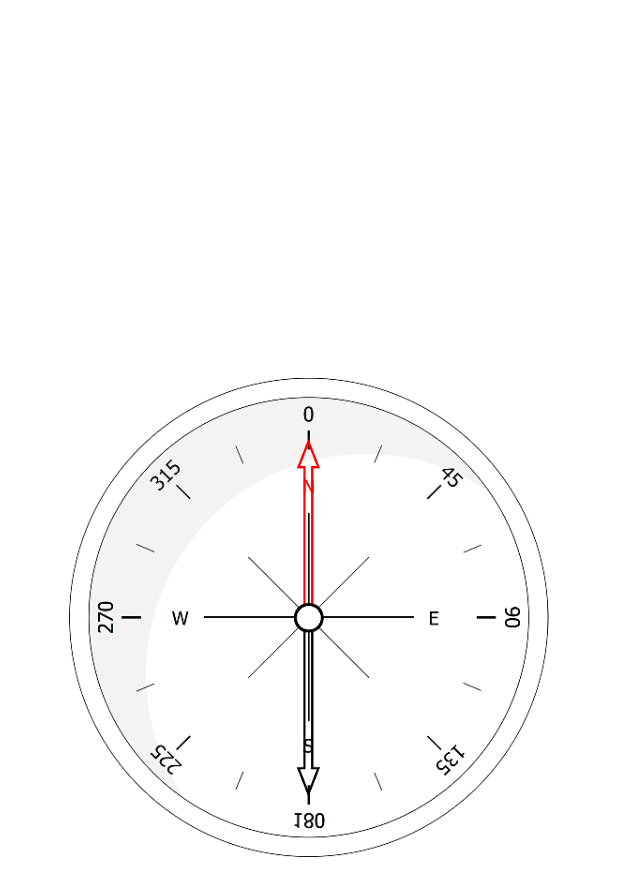
After one commit to hannah-shaw/Wanderlogix, an Android app: the fragment CompassFragment shown on its own in the app's theme, on a phone screen of 412 x 824 dp. The commit adds this screen. Shown: the top 896 px of the screen. Run offline under Robolectric (Android 15) with nearby library versions, the phone set to English and light mode, and no system bars.

Commit message:
指南针传感器功能已经实现。

```diff
--- a/app/src/main/AndroidManifest.xml
+++ b/app/src/main/AndroidManifest.xml
@@ -19,7 +19,7 @@
         <service
             android:name=".service.UploadService"
             android:enabled="true"
-            android:exported="false"/>
+            android:exported="false" />
 
         <meta-data
             android:name="com.google.android.geo.API_KEY"
--- /dev/null
+++ b/app/src/main/java/com/example/myapplication/Compass.java
@@ -0,0 +1,111 @@
+package com.example.myapplication;
+
+import android.content.Context;
+import android.hardware.Sensor;
+import android.hardware.SensorEvent;
+import android.hardware.SensorEventListener;
+import android.hardware.SensorManager;
+
+public class Compass implements SensorEventListener {
+    private static final String TAG = "Compass";
+
+    public interface CompassListener {
+        void onNewAzimuth(float azimuth);
+    }
+
+    private CompassListener listener;
+
+    private SensorManager sensorManager;
+    private Sensor gsensor;
+    private Sensor msensor;
+
+    private float[] mGravity = new float[3];
+    private float[] mGeomagnetic = new float[3];
+    private float[] R = new float[9];
+    private float[] I = new float[9];
+
+    private float azimuth;
+    private float azimuthFix;
+
+    public Compass(Context context) {
+        sensorManager = (SensorManager) context
+                .getSystemService(Context.SENSOR_SERVICE);
+        gsensor = sensorManager.getDefaultSensor(Sensor.TYPE_ACCELEROMETER);
+        msensor = sensorManager.getDefaultSensor(Sensor.TYPE_MAGNETIC_FIELD);
+    }
+
+    public void start() {
+        sensorManager.registerListener(this, gsensor,
+                SensorManager.SENSOR_DELAY_GAME);
+        sensorManager.registerListener(this, msensor,
+                SensorManager.SENSOR_DELAY_GAME);
+    }
+
+    public void stop() {
+        sensorManager.unregisterListener(this);
+    }
+
+    public void setAzimuthFix(float fix) {
+        azimuthFix = fix;
+    }
+
+    public void resetAzimuthFix() {
+        setAzimuthFix(0);
+    }
+
+    public void setListener(CompassListener l) {
+        listener = l;
+    }
+
+    @Override
+    public void onSensorChanged(SensorEvent event) {
+        final float alpha = 0.97f;
+
+        synchronized (this) {
+            if (event.sensor.getType() == Sensor.TYPE_ACCELEROMETER) {
+
+                mGravity[0] = alpha * mGravity[0] + (1 - alpha)
+                        * event.values[0];
+                mGravity[1] = alpha * mGravity[1] + (1 - alpha)
+                        * event.values[1];
+                mGravity[2] = alpha * mGravity[2] + (1 - alpha)
+                        * event.values[2];
+
+                // mGravity = event.values;
+
+                // Log.e(TAG, Float.toString(mGravity[0]));
+            }
+
+            if (event.sensor.getType() == Sensor.TYPE_MAGNETIC_FIELD) {
+                // mGeomagnetic = event.values;
+
+                mGeomagnetic[0] = alpha * mGeomagnetic[0] + (1 - alpha)
+                        * event.values[0];
+                mGeomagnetic[1] = alpha * mGeomagnetic[1] + (1 - alpha)
+                        * event.values[1];
+                mGeomagnetic[2] = alpha * mGeomagnetic[2] + (1 - alpha)
+                        * event.values[2];
+                // Log.e(TAG, Float.toString(event.values[0]));
+
+            }
+
+            boolean success = SensorManager.getRotationMatrix(R, I, mGravity,
+                    mGeomagnetic);
+            if (success) {
+                float orientation[] = new float[3];
+                SensorManager.getOrientation(R, orientation);
+                // Log.d(TAG, "azimuth (rad): " + azimuth);
+                azimuth = (float) Math.toDegrees(orientation[0]); // orientation
+                azimuth = (azimuth + azimuthFix + 360) % 360;
+                // Log.d(TAG, "azimuth (deg): " + azimuth);
+                if (listener != null) {
+                    listener.onNewAzimuth(azimuth);
+                }
+            }
+        }
+    }
+
+    @Override
+    public void onAccuracyChanged(Sensor sensor, int accuracy) {
+    }
+}
--- /dev/null
+++ b/app/src/main/java/com/example/myapplication/SOTWFormatter.java
@@ -0,0 +1,106 @@
+package com.example.myapplication;
+
+import android.content.Context;
+
+/**
+ * SOTW is short Side Of The World
+ *
+ * The class helps to convert azimuth degrees to human readable
+ * label like "242° SW" or "0° N"
+ *
+ * This is a task of finding the closest element in the array.
+ * Binary search is used to save some CPU.
+ *
+ * Copied with modifications from
+ * https://www.geeksforgeeks.org/find-closest-number-array/
+ */
+public class SOTWFormatter {
+    private static final int[] sides = {0, 45, 90, 135, 180, 225, 270, 315, 360};
+    private static String[] names = null;
+
+    public SOTWFormatter(Context context) {
+        initLocalizedNames(context);
+    }
+
+    public String format(float azimuth) {
+        int iAzimuth = (int)azimuth;
+        int index = findClosestIndex(iAzimuth);
+        return iAzimuth + "° " + names[index];
+    }
+
+    private void initLocalizedNames(Context context) {
+        // it will be localized version of
+        // {"N", "NE", "E", "SE", "S", "SW", "W", "NW", "N"}
+        // yes, N is twice, for 0 and for 360
+
+        if (names == null) {
+            names = new String[]{
+                    context.getString(R.string.sotw_north),
+                    context.getString(R.string.sotw_northeast),
+                    context.getString(R.string.sotw_east),
+                    context.getString(R.string.sotw_southeast),
+                    context.getString(R.string.sotw_south),
+                    context.getString(R.string.sotw_southwest),
+                    context.getString(R.string.sotw_west),
+                    context.getString(R.string.sotw_northwest),
+                    context.getString(R.string.sotw_north)
+            };
+        }
+    }
+
+    /**
+     * Finds index of the closest element to identify Side Of The World label
+     * @param target
+     * @return index of the closest element
+     */
+    private static int findClosestIndex(int target) {
+        // in the original binary search https://www.geeksforgeeks.org/find-closest-number-array/
+        // you will see more steps to reduce the time
+        // in in this particular case the corner conditions are never true
+        // e.g. azimuth is never negative, so there is no point to check
+        // these conditions. Also we don't check if target is equal to element of array,
+        // because most of the time it's not.
+
+        // and the main difference is it finds the index, not the value
+
+        // Doing binary search
+        int i = 0, j = sides.length, mid = 0;
+        while (i < j) {
+            mid = (i + j) / 2;
+
+            /* If target is less than array element,
+               then search in left */
+            if (target < sides[mid]) {
+
+                // If target is greater than previous
+                // to mid, return closest of two
+                if (mid > 0 && target > sides[mid - 1]) {
+                    return getClosest(mid - 1, mid, target);
+                }
+
+                /* Repeat for left half */
+                j = mid;
+            } else {
+                if (mid < sides.length-1 && target < sides[mid + 1]) {
+                    return getClosest(mid, mid + 1, target);
+                }
+                i = mid + 1; // update i
+            }
+        }
+
+        // Only single element left after search
+        return mid;
+    }
+
+    // Method to compare which one is the more close
+    // We find the closest by taking the difference
+    // between the target and both values. It assumes
+    // that val2 is greater than val1 and target lies
+    // between these two.
+    private static int getClosest(int index1, int index2, int target) {
+        if (target - sides[index1] >= sides[index2] - target) {
+            return index2;
+        }
+        return index1;
+    }
+}
--- /dev/null
+++ b/app/src/main/java/com/example/myapplication/fragment/CompassFragment.java
@@ -0,0 +1,117 @@
+package com.example.myapplication.fragment;
+
+import android.os.Bundle;
+
+import androidx.fragment.app.Fragment;
+
+import android.view.LayoutInflater;
+import android.view.View;
+import android.view.ViewGroup;
+
+import com.example.myapplication.Compass;
+import com.example.myapplication.R;
+import com.example.myapplication.SOTWFormatter;
+import com.example.myapplication.databinding.CompassFragmentBinding;
+
+import android.util.Log;
+import android.view.animation.Animation;
+import android.view.animation.RotateAnimation;
+import android.widget.ImageView;
+import android.widget.TextView;
+
+public class CompassFragment extends Fragment {
+    private CompassFragmentBinding binding;
+    private static final String TAG = "CompassActivity";
+
+    private Compass compass;
+    private ImageView arrowView;
+    private TextView sotwLabel;  // SOTW is for "side of the world"
+
+    private float currentAzimuth;
+    private SOTWFormatter sotwFormatter;
+
+    public CompassFragment(){ }
+    @Override
+    public View onCreateView(LayoutInflater inflater, ViewGroup container,
+                             Bundle savedInstanceState) {
+        // Inflate the layout for this fragment
+        binding = CompassFragmentBinding.inflate(inflater, container, false);
+        View view = binding.getRoot();
+        sotwFormatter = new SOTWFormatter(getContext());
+        arrowView = binding.mainImageHands;
+        sotwLabel = binding.sotwLabel;
+        setupCompass();
+        return view;
+    }
+    private void adjustArrow(float azimuth) {
+        Log.d(TAG, "will set rotation from " + currentAzimuth + " to "
+                + azimuth);
+
+        Animation an = new RotateAnimation(-currentAzimuth, -azimuth,
+                Animation.RELATIVE_TO_SELF, 0.5f, Animation.RELATIVE_TO_SELF,
+                0.5f);
+        currentAzimuth = azimuth;
+
+        an.setDuration(500);
+        an.setRepeatCount(0);
+        an.setFillAfter(true);
+
+        arrowView.startAnimation(an);
+    }
+
+    @Override
+    public void onStart() {
+        super.onStart();
+        Log.d(TAG, "start compass");
+        compass.start();
+    }
+
+    @Override
+    public void onPause() {
+        super.onPause();
+        compass.stop();
+    }
+
+    @Override
+    public void onResume() {
+        super.onResume();
+        compass.start();
+    }
+
+    @Override
+    public void onStop() {
+        super.onStop();
+        Log.d(TAG, "stop compass");
+        compass.stop();
+    }
+    private void setupCompass() {
+        compass = new Compass(getContext());
+        Compass.CompassListener cl = getCompassListener();
+        compass.setListener(cl);
+    }
+    private void adjustSotwLabel(float azimuth) {
+        sotwLabel.setText(sotwFormatter.format(azimuth));
+    }
+    private Compass.CompassListener getCompassListener() {
+        return new Compass.CompassListener() {
+            @Override
+            public void onNewAzimuth(final float azimuth) {
+                // UI updates only in UI thread
+                // https://stackoverflow.com/q/11140285/444966
+                getActivity().runOnUiThread(new Runnable() {
+                    @Override
+                    public void run() {
+                        adjustArrow(azimuth);
+                        adjustSotwLabel(azimuth);
+                    }
+                });
+            }
+        };
+    }
+
+    @Override
+    public void onDestroy() {
+        super.onDestroy();
+        binding = null;
+    }
+}
--- a/app/src/main/java/com/example/myapplication/service/UploadService.java
+++ b/app/src/main/java/com/example/myapplication/service/UploadService.java
@@ -3,6 +3,7 @@ package com.example.myapplication.service;
 import android.app.Service;
 import android.content.Intent;
 import android.os.IBinder;
+import android.util.Log;
 
 import androidx.lifecycle.ViewModelProvider;
 
@@ -23,10 +24,12 @@ public class UploadService extends Service {
     private DiaryRepository dRepository=new DiaryRepository(getApplication());;
 
     public UploadService() {
+        Log.e("TestWork", "doWork: UploadService method is celled.");
         UpdateFirebase();
     }
 
     private void UpdateFirebase() {
+        Log.e("TestWork", "UpdateFirebase method is celled.");
         List<Integer> localId= dRepository.getAllId().getValue();
         if(localId==null){
             return;
--- a/app/src/main/java/com/example/myapplication/work/TestWork.java
+++ b/app/src/main/java/com/example/myapplication/work/TestWork.java
@@ -21,6 +21,7 @@ public class TestWork extends Worker {
     @Override
     public Result doWork() {
         Log.e(TAG, "doWork: Test Work is done.");
+        //Log.e("TestWork", "doWork: Test Work is done.");
         Intent intent = new Intent(getApplicationContext(), UploadService.class);
         // 启动服务
         getApplicationContext().startService(intent);
--- /dev/null
+++ b/app/src/main/res/layout/compass_fragment.xml
@@ -0,0 +1,31 @@
+<?xml version="1.0" encoding="utf-8"?>
+<RelativeLayout xmlns:android="http://schemas.android.com/apk/res/android"
+    xmlns:tools="http://schemas.android.com/tools"
+    android:layout_width="match_parent"
+    android:layout_height="match_parent"
+    tools:context=".fragment.CompassFragment">
+
+    <!-- TODO: Update blank fragment layout -->
+    <ImageView
+        android:id="@+id/main_image_dial"
+        android:layout_width="320dp"
+        android:layout_height="320dp"
+        android:layout_centerInParent="true"
+        android:contentDescription="@string/compass_dial"
+        android:src="@drawable/dial" />
+
+    <ImageView
+        android:id="@+id/main_image_hands"
+        android:layout_width="20dp"
+        android:layout_height="240dp"
+        android:layout_centerInParent="true"
+        android:contentDescription="@string/compass_hands"
+        android:scaleType="fitXY"
+        android:src="@drawable/hands" />
+
+    <TextView
+        android:id="@+id/sotw_label"
+        android:layout_width="wrap_content"
+        android:layout_height="wrap_content" />
+
+</RelativeLayout>
--- a/app/src/main/res/menu/home_nav_menu.xml
+++ b/app/src/main/res/menu/home_nav_menu.xml
@@ -8,4 +8,5 @@
     <item android:id="@+id/show_map_fragment" android:title="Map" />
     <item android:id="@+id/search_fragment" android:title="Search" />
     <item android:id="@+id/work_fragment" android:title="Work" />
+    <item android:id="@+id/compass_fragment" android:title="Compass" />
 </menu>
--- a/app/src/main/res/navigation/navigation.xml
+++ b/app/src/main/res/navigation/navigation.xml
@@ -32,4 +32,8 @@
         android:id="@+id/work_fragment"
         android:name="com.example.myapplication.fragment.WorkFragment"
         android:label="Work" />
+    <fragment
+        android:id="@+id/compass_fragment"
+        android:name="com.example.myapplication.fragment.CompassFragment"
+        android:label="Compass" />
 </navigation>
--- /dev/null
+++ b/app/src/main/res/values/dimens.xml
@@ -0,0 +1,5 @@
+<resources>
+    <!-- Default screen margins, per the Android Design guidelines. -->
+    <dimen name="activity_horizontal_margin">16dp</dimen>
+    <dimen name="activity_vertical_margin">16dp</dimen>
+</resources>
--- a/app/src/main/res/values/strings.xml
+++ b/app/src/main/res/values/strings.xml
@@ -4,4 +4,20 @@
     <string name="shr_hint_password">Password</string>
     <string name="to">To</string>
     <string name="from">From</string>
+
+    <string name="action_settings">Settings</string>
+
+    <string name="compass_dial" translatable="false">Compass Dial</string>
+    <string name="compass_hands" translatable="false">Compass Hands</string>
+
+    <string name="sotw_north">N</string>
+    <string name="sotw_east">E</string>
+    <string name="sotw_south">S</string>
+    <string name="sotw_west">W</string>
+    <string name="sotw_northeast">NE</string>
+    <string name="sotw_northwest">NW</string>
+    <string name="sotw_southeast">SE</string>
+    <string name="sotw_southwest">SW</string>
+    <!-- TODO: Remove or change this placeholder text -->
+    <string name="hello_blank_fragment">Hello blank fragment</string>
 </resources>
--- a/build.gradle
+++ b/build.gradle
@@ -3,12 +3,14 @@ buildscript {
     repositories {
         google()
         mavenCentral()
+        jcenter()
     }
     dependencies {
         classpath 'com.android.tools.build:gradle:7.1.3'
         classpath 'com.google.gms:google-services:4.3.15'
     }
 }// Top-level build file where you can add configuration options common to all sub-projects/modules.
+
 plugins {
     id 'com.android.application' version '7.4.2' apply false
     id 'com.android.library' version '7.4.2' apply false
```
Also changed, not shown: app/src/main/res/drawable-xxhdpi/dial.png (added), app/src/main/res/drawable-xxhdpi/hands.png (added).
